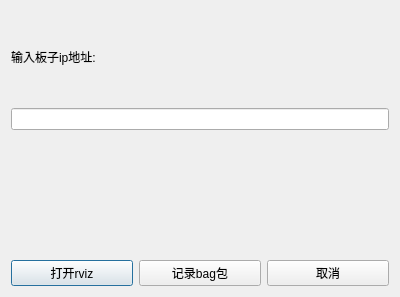
First picture: the form in Ui/openrviz.ui, repository xiaochen19v587/RecordBug, before the edit.
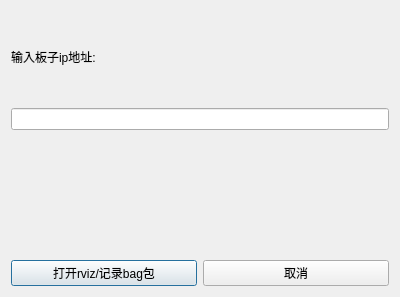
Second picture: the form after the edit.

Commit message: modify rviz relevant

The edit to the form file:
```diff
--- a/Ui/openrviz.ui
+++ b/Ui/openrviz.ui
@@ -45,14 +45,7 @@
        <item>
         <widget class="QPushButton" name="pushButton">
          <property name="text">
-          <string>打开rviz</string>
-         </property>
-        </widget>
-       </item>
-       <item>
-        <widget class="QPushButton" name="pushButton_3">
-         <property name="text">
-          <string>记录bag包</string>
+          <string>打开rviz/记录bag包</string>
          </property>
         </widget>
        </item>
```
The commit also changes 5 other files.
